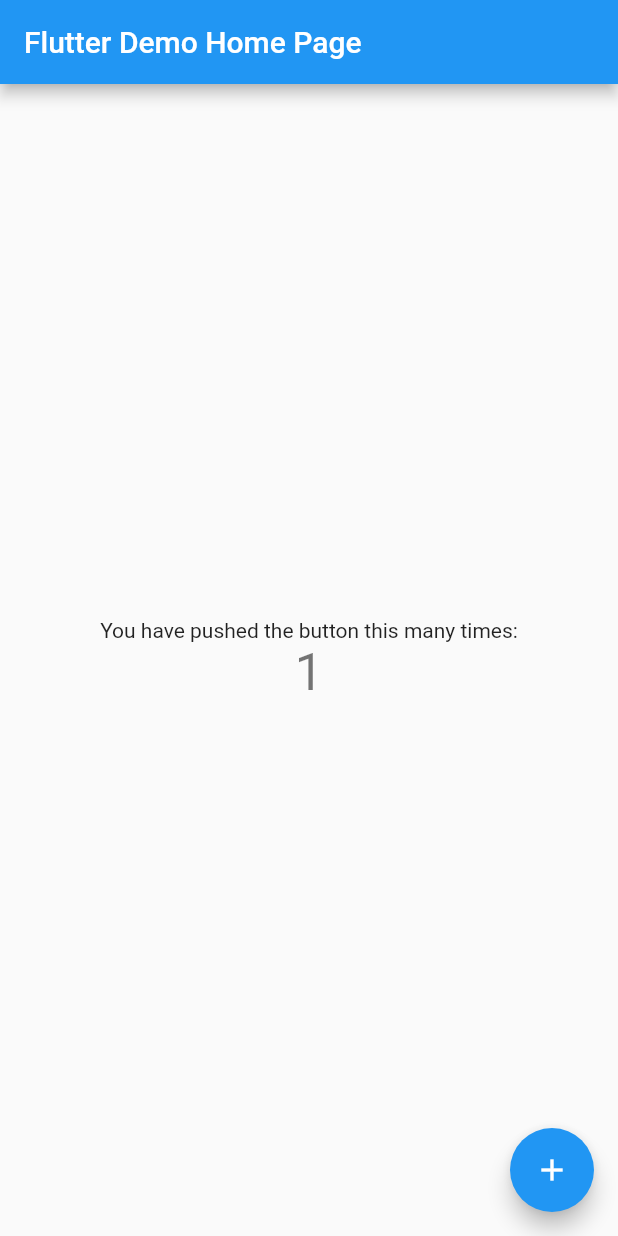
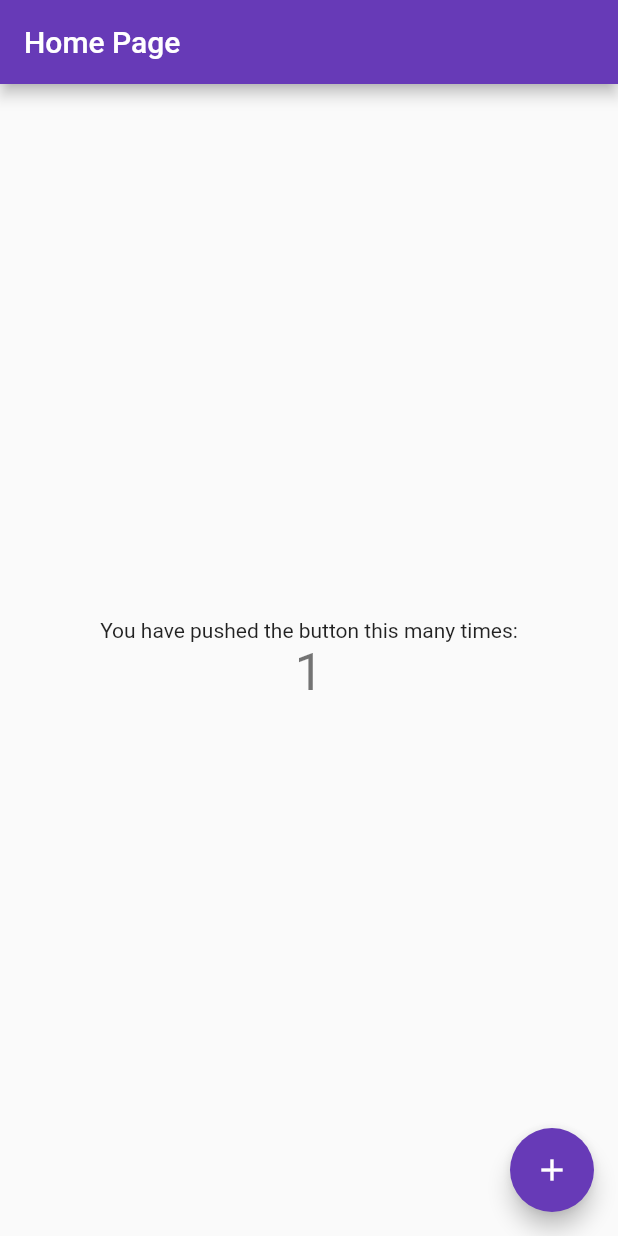
Before and after one commit to Jadiel-Santana/micro_frontends, a Flutter app: the screen it shows after launch, after a tap on the "add" icon, on a phone screen of 412 x 824 dp. Run offline on Flutter 3.47's test engine with Material 2 defaults, Android fonts, the phone set to English and light mode, and no system bars.

Commit message:
🧩️: Create MicroApp Home

```diff
--- a/lib/main.dart
+++ b/lib/main.dart
@@ -1,115 +1,33 @@
 import 'package:flutter/material.dart';
+import 'package:home/home.dart';
+import 'package:micro_core/micro_core.dart';
 
-void main() {
-  runApp(const MyApp());
-}
+void main() => runApp(MyApp());
 
-class MyApp extends StatelessWidget {
-  const MyApp({Key? key}) : super(key: key);
-
-  // This widget is the root of your application.
-  @override
-  Widget build(BuildContext context) {
-    return MaterialApp(
-      title: 'Flutter Demo',
-      theme: ThemeData(
-        // This is the theme of your application.
-        //
-        // Try running your application with "flutter run". You'll see the
-        // application has a blue toolbar. Then, without quitting the app, try
-        // changing the primarySwatch below to Colors.green and then invoke
-        // "hot reload" (press "r" in the console where you ran "flutter run",
-        // or simply save your changes to "hot reload" in a Flutter IDE).
-        // Notice that the counter didn't reset back to zero; the application
-        // is not restarted.
-        primarySwatch: Colors.blue,
-      ),
-      home: const MyHomePage(title: 'Flutter Demo Home Page'),
-    );
-  }
-}
-
-class MyHomePage extends StatefulWidget {
-  const MyHomePage({Key? key, required this.title}) : super(key: key);
-
-  // This widget is the home page of your application. It is stateful, meaning
-  // that it has a State object (defined below) that contains fields that affect
-  // how it looks.
-
-  // This class is the configuration for the state. It holds the values (in this
-  // case the title) provided by the parent (in this case the App widget) and
-  // used by the build method of the State. Fields in a Widget subclass are
-  // always marked "final".
-
-  final String title;
-
-  @override
-  State<MyHomePage> createState() => _MyHomePageState();
-}
-
-class _MyHomePageState extends State<MyHomePage> {
-  int _counter = 0;
-
-  void _incrementCounter() {
-    setState(() {
-      // This call to setState tells the Flutter framework that something has
-      // changed in this State, which causes it to rerun the build method below
-      // so that the display can reflect the updated values. If we changed
-      // _counter without calling setState(), then the build method would not be
-      // called again, and so nothing would appear to happen.
-      _counter++;
-    });
+class MyApp extends StatelessWidget with BaseApp {
+  MyApp({super.key}) {
+    super.registerInjections();
+    super.registerRouters();
   }
 
   @override
   Widget build(BuildContext context) {
-    // This method is rerun every time setState is called, for instance as done
-    // by the _incrementCounter method above.
-    //
-    // The Flutter framework has been optimized to make rerunning build methods
-    // fast, so that you can just rebuild anything that needs updating rather
-    // than having to individually change instances of widgets.
-    return Scaffold(
-      appBar: AppBar(
-        // Here we take the value from the MyHomePage object that was created by
-        // the App.build method, and use it to set our appbar title.
-        title: Text(widget.title),
+    return MaterialApp(
+      title: 'Micro Frontends',
+      navigatorKey: navigatorKey,
+      onGenerateRoute: super.generateRoute,
+      initialRoute: '/home',
+      theme: ThemeData(
+        primarySwatch: Colors.deepPurple,
       ),
-      body: Center(
-        // Center is a layout widget. It takes a single child and positions it
-        // in the middle of the parent.
-        child: Column(
-          // Column is also a layout widget. It takes a list of children and
-          // arranges them vertically. By default, it sizes itself to fit its
-          // children horizontally, and tries to be as tall as its parent.
-          //
-          // Invoke "debug painting" (press "p" in the console, choose the
-          // "Toggle Debug Paint" action from the Flutter Inspector in Android
-          // Studio, or the "Toggle Debug Paint" command in Visual Studio Code)
-          // to see the wireframe for each widget.
-          //
-          // Column has various properties to control how it sizes itself and
-          // how it positions its children. Here we use mainAxisAlignment to
-          // center the children vertically; the main axis here is the vertical
-          // axis because Columns are vertical (the cross axis would be
-          // horizontal).
-          mainAxisAlignment: MainAxisAlignment.center,
-          children: <Widget>[
-            const Text(
-              'You have pushed the button this many times:',
-            ),
-            Text(
-              '$_counter',
-              style: Theme.of(context).textTheme.headline4,
-            ),
-          ],
-        ),
-      ),
-      floatingActionButton: FloatingActionButton(
-        onPressed: _incrementCounter,
-        tooltip: 'Increment',
-        child: const Icon(Icons.add),
-      ), // This trailing comma makes auto-formatting nicer for build methods.
     );
   }
+
+  @override
+  Map<String, WidgetBuilderArgs> get baseRoutes => {};
+
+  @override
+  List<MicroApp> get microApps => [
+    MicroAppHomeResolver(),
+  ];
 }
--- a/packages/commons/dependencies/pubspec.yaml
+++ b/packages/commons/dependencies/pubspec.yaml
@@ -1,7 +1,7 @@
 name: dependencies
 description: A new Flutter package project.
 version: 0.0.1
-homepage:
+publish_to: none
 
 environment:
   sdk: ">=2.17.6 <3.0.0"
--- a/packages/core/micro_core/lib/micro_core.dart
+++ b/packages/core/micro_core/lib/micro_core.dart
@@ -1,3 +1,3 @@
 library micro_core;
 
-export 'app/app.dart';
+export 'src/src.dart';
--- a/packages/core/micro_core/lib/app/base_app.dart
+++ b/packages/core/micro_core/lib/src/base_app.dart
@@ -1,6 +1,6 @@
 import 'package:flutter/material.dart';
 
-import 'app.dart';
+import 'src.dart';
 
 abstract class BaseApp {
   List<MicroApp> get microApps;
--- a/packages/core/micro_core/lib/app/micro_app.dart
+++ b/packages/core/micro_core/lib/src/micro_app.dart
@@ -1,4 +1,4 @@
-import 'app.dart';
+import 'src.dart';
 
 abstract class MicroApp {
   String get microAppName;
--- a/packages/micro_apps/home/lib/home.dart
+++ b/packages/micro_apps/home/lib/home.dart
@@ -1,7 +1,3 @@
 library home;
 
-/// A Calculator.
-class Calculator {
-  /// Returns [value] plus 1.
-  int addOne(int value) => value + 1;
-}
+export 'micro_app_home_resolver.dart';
--- /dev/null
+++ b/packages/micro_apps/home/lib/micro_app_home_resolver.dart
@@ -0,0 +1,15 @@
+import 'package:micro_core/micro_core.dart';
+import 'src/src.dart';
+
+class MicroAppHomeResolver implements MicroApp {
+  @override
+  String get microAppName => 'micro_app_home';
+
+  @override
+  Map<String, WidgetBuilderArgs> get routes => {
+    '/home': (context, args) => const HomePage(),
+  };
+
+  @override
+  void Function() get injectionsRegister => (){};
+}
--- /dev/null
+++ b/packages/micro_apps/home/lib/src/home_page.dart
@@ -0,0 +1,48 @@
+import 'package:flutter/material.dart';
+
+class HomePage extends StatefulWidget {
+  const HomePage({
+    super.key,
+  });
+
+  @override
+  State<HomePage> createState() => _HomePageState();
+}
+
+class _HomePageState extends State<HomePage> {
+  int _counter = 0;
+
+  void _incrementCounter() {
+    setState(() {
+      _counter++;
+    });
+  }
+
+  @override
+  Widget build(BuildContext context) {
+    return Scaffold(
+      appBar: AppBar(
+        title: const Text('Home Page'),
+      ),
+      body: Center(
+        child: Column(
+          mainAxisAlignment: MainAxisAlignment.center,
+          children: <Widget>[
+            const Text(
+              'You have pushed the button this many times:',
+            ),
+            Text(
+              '$_counter',
+              style: Theme.of(context).textTheme.headline4,
+            ),
+          ],
+        ),
+      ),
+      floatingActionButton: FloatingActionButton(
+        onPressed: _incrementCounter,
+        tooltip: 'Increment',
+        child: const Icon(Icons.add),
+      ),
+    );
+  }
+}
--- /dev/null
+++ b/packages/micro_apps/home/lib/src/src.dart
@@ -0,0 +1 @@
+export 'home_page.dart';
```
Also changed, not shown: packages/micro_apps/home/pubspec.yaml (+7 -37 lines), pubspec.yaml (+5 -69 lines), packages/core/micro_core/lib/src/micro_core_utils.dart (renamed from packages/core/micro_core/lib/app/micro_core_utils.dart), packages/core/micro_core/lib/src/src.dart (renamed from packages/core/micro_core/lib/app/app.dart), pubspec.lock, 5 other files.
